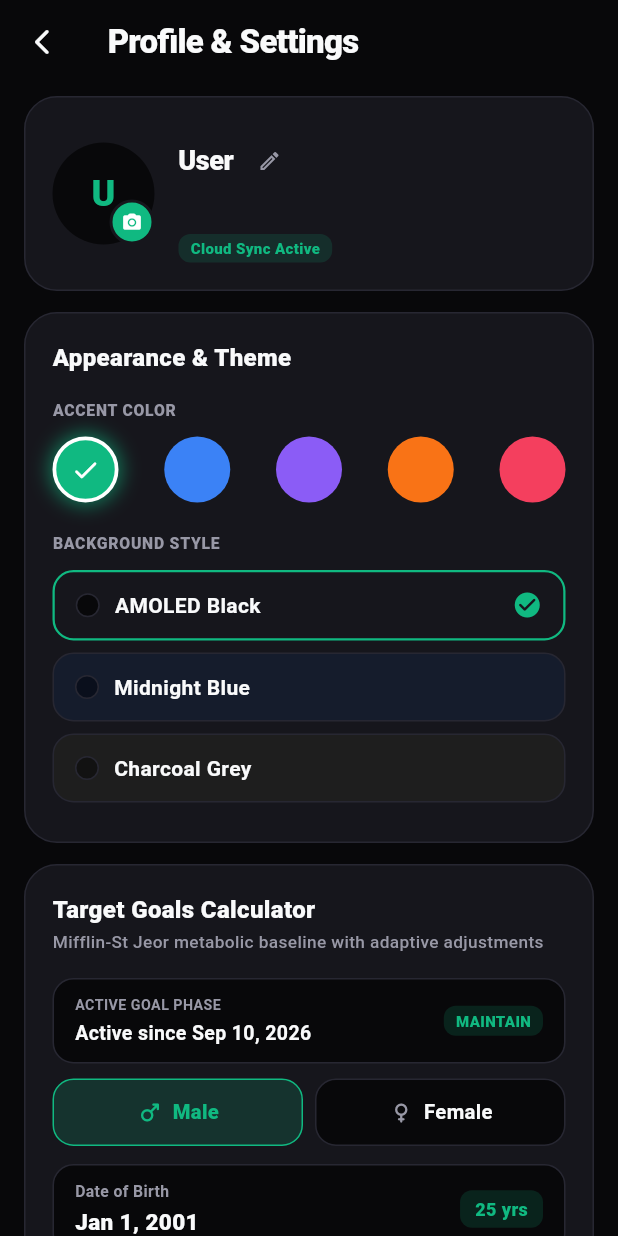
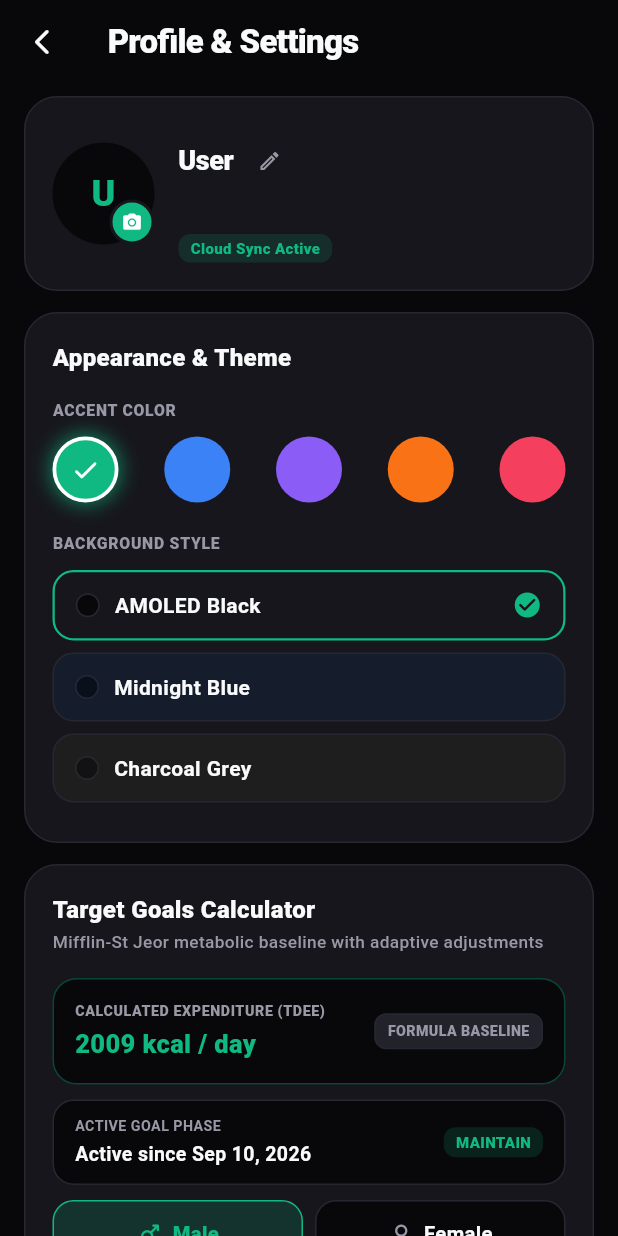
Before and after one commit to Nova-VI/MacrosMobile, a Flutter app: the ProfileSettingsScreen screen opened directly, on a phone screen of 412 x 824 dp. Run offline on Flutter 3.47's test engine with Material 3 defaults, Android fonts, the phone set to English and light mode, and no system bars; our stand-ins replace cloud_firestore, firebase_auth, firebase_core, fl_chart, google_sign_in, image_picker and 1 more; accounts and stored records are empty.

Commit message:
enhance UI/UX especially for offline navigaiton

```diff
--- a/lib/screens/profile_settings_screen.dart
+++ b/lib/screens/profile_settings_screen.dart
@@ -49,11 +49,14 @@ class _ProfileSettingsScreenState extends State<ProfileSettingsScreen> {
   String _calcMethod = 'calculator';
   DateTime _goalPhaseStartDate = DateTime.now();
 
+  // Memory baseline to preserve adaptive corrections when toggling dropdowns
+  String _originalGoal = '0';
+  double _originalActiveCalories = 2000.0;
+
   bool _obscureUsda = true;
   bool _obscureGemini = true;
   bool _includeBranded = false;
   bool _isUploadingPhoto = false;
-  bool _showExtremeWarning = false;
 
   String? _userPhotoUrl;
 
@@ -72,6 +75,37 @@ class _ProfileSettingsScreenState extends State<ProfileSettingsScreen> {
       return logs.last.weightKg;
     }
     return _firestoreService.profileNotifier.value.weight;
+  }
+
+  double get _currentBmr {
+    final age = _calculatedAge;
+    final height = double.tryParse(_heightController.text) ?? 175.0;
+    final weight = _latestWeight;
+    if (_gender == 'male') {
+      return (10 * weight) + (6.25 * height) - (5 * age) + 5;
+    } else {
+      return (10 * weight) + (6.25 * height) - (5 * age) - 161;
+    }
+  }
+
+  double? get _calibratedTdee {
+    return AdaptiveCoachService().liveObserverStateNotifier.value?.tdeeKcal ??
+        _firestoreService.profileNotifier.value.estimatedTdee;
+  }
+
+  bool get _isEngineCalibrated {
+    final tdee = _calibratedTdee;
+    final hasEnoughLogs = _firestoreService.logsNotifier.value.length >= 7 ||
+        _firestoreService.weightLogsNotifier.value.length >= 4;
+    return tdee != null && tdee > 1000 && hasEnoughLogs;
+  }
+
+  double get _effectiveBaseTdee {
+    if (_isEngineCalibrated) {
+      return _calibratedTdee!;
+    }
+    final activity = double.tryParse(_activityLevel) ?? 1.2;
+    return _currentBmr * activity;
   }
 
   @override
@@ -144,6 +178,9 @@ Future<void> _loadInitialData() async {
       _proteinMultiplier = p.proteinMultiplier;
       _goalPhaseStartDate = phaseStart;
 
+      _originalGoal = p.goal;
+      _originalActiveCalories = activeCal;
+
       _targetCalController.text = activeCal.round().toString();
       _targetProController.text = activePro.round().toString();
       _targetCarbController.text = activeCarb.round().toString();
@@ -160,34 +197,33 @@ Future<void> _loadInitialData() async {
     }
   }
 
-  void _performLiveCalculations() {
-    final age = _calculatedAge;
-    final height = double.tryParse(_heightController.text) ?? 175.0;
+  void _performLiveCalculations({bool isMacroOnlyChange = false}) {
     final weight = _latestWeight;
-    final activity = double.tryParse(_activityLevel) ?? 1.2;
+    final proteinFactor = double.tryParse(_proteinMultiplier) ?? 2.0;
+
+    double targetCalsDouble;
+
+    if (isMacroOnlyChange) {
+      // Macro changes preserve the active calorie budget
+      targetCalsDouble = double.tryParse(_targetCalController.text) ?? _originalActiveCalories;
+    } else {
+      if (_weeklyGoal == _originalGoal) {
+        // Switching back to active goal strategy preserves the adaptive check-in target (e.g. -628 kcal)
+        targetCalsDouble = _originalActiveCalories;
+      } else {
+        // Genuine new goal strategy calculates from TDEE + Goal offset
         final goalAdjustment = double.tryParse(_weeklyGoal) ?? 0.0;
-    final proteinFactor = double.tryParse(_proteinMultiplier) ?? 2.0;
-
-    double bmr;
-    if (_gender == 'male') {
-      bmr = (10 * weight) + (6.25 * height) - (5 * age) + 5;
-    } else {
-      bmr = (10 * weight) + (6.25 * height) - (5 * age) - 161;
-    }
-
-    final tdee = bmr * activity;
-    final targetCals = (tdee + goalAdjustment).round();
-
-    final minSafe = _gender == 'female' ? 1200 : 1500;
-    final isExtreme = targetCals < minSafe;
-
+        targetCalsDouble = _effectiveBaseTdee + goalAdjustment;
+      }
+      _targetCalController.text = targetCalsDouble.round().toString();
+    }
+
+    final targetCals = targetCalsDouble.round();
     final protein = (weight * proteinFactor).round();
     final fat = ((targetCals * 0.25) / 9).round();
     final carbs = ((targetCals - (protein * 4) - (fat * 9)) / 4).round().clamp(0, 9999);
 
     setState(() {
-      _showExtremeWarning = isExtreme;
-      _targetCalController.text = targetCals.toString();
       _targetProController.text = protein.toString();
       _targetCarbController.text = carbs.toString();
       _targetFatController.text = fat.toString();
@@ -231,7 +267,7 @@ Future<void> _loadInitialData() async {
       ),
     ).then((_) {
       if (mounted) {
-        _performLiveCalculations();
+        _performLiveCalculations(isMacroOnlyChange: false);
       }
     });
   }
@@ -353,7 +389,8 @@ Future<void> _loadInitialData() async {
     _authService.updateDisplayName(trimmed);
     _showToast('Name updated to "$trimmed"');
   }
-Future<void> _saveProfileAndGoals() async {
+
+  void _saveProfileAndGoals() {
     final todayStr = DateFormat('yyyy-MM-dd').format(DateTime.now());
     final birthDateStr = DateFormat('yyyy-MM-dd').format(_birthDate);
     final currentProfile = _firestoreService.profileNotifier.value;
@@ -371,6 +408,7 @@ Future<void> _saveProfileAndGoals() async {
       targetProteinG: newPro,
       targetCarbsG: newCarb,
       targetFatG: newFat,
+      estimatedExpenditure: _effectiveBaseTdee,
       acceptedByUser: false,
       isManual: true,
       notes: 'Manual profile settings update',
@@ -422,27 +460,29 @@ Future<void> _saveProfileAndGoals() async {
       activity: _activityLevel,
       goal: _weeklyGoal,
       proteinMultiplier: _proteinMultiplier,
-    estimatedTdee: currentProfile.estimatedTdee,
+      estimatedTdee: _effectiveBaseTdee, // Never null
       goalPhases: updatedPhases,
     );
 
-  await _firestoreService.saveProfile(payload);
-
+    // 0ms instant UI reaction
     HapticFeedback.mediumImpact();
     _showToast('Target goals saved successfully!');
-}
-   Future<void> _saveApiSettings() async {
+    _firestoreService.saveProfile(payload);
+  }
+
+  void _saveApiSettings() {
     final usdaKey = _usdaKeyController.text.trim();
     final geminiKey = _geminiKeyController.text.trim();
     final user = FirebaseAuth.instance.currentUser;
 
     if (user != null) {
-      final prefs = await SharedPreferences.getInstance();
-      await prefs.setString('usda_api_key_${user.uid}', usdaKey);
-      await prefs.setString('gemini_api_key_${user.uid}', geminiKey);
-      await prefs.setBool('usda_include_branded_${user.uid}', _includeBranded);
-
-      await FirebaseFirestore.instance.collection('users').doc(user.uid).collection('settings').doc('config').set({
+      SharedPreferences.getInstance().then((prefs) {
+        prefs.setString('usda_api_key_${user.uid}', usdaKey);
+        prefs.setString('gemini_api_key_${user.uid}', geminiKey);
+        prefs.setBool('usda_include_branded_${user.uid}', _includeBranded);
+      });
+
+      FirebaseFirestore.instance.collection('users').doc(user.uid).collection('settings').doc('config').set({
         'usda_api_key': usdaKey,
         'gemini_api_key': geminiKey,
         'usda_include_branded': _includeBranded,
@@ -630,7 +670,7 @@ Future<void> _saveProfileAndGoals() async {
                           Text(entry.key, style: const TextStyle(color: AppColors.textMain, fontWeight: FontWeight.w700, fontSize: 14)),
                         ],
                       ),
-                      if (isSelected) Icon(Icons.check_circle_rounded, color: AppColors.primary, size: 20),
+                      if (isSelected)  Icon(Icons.check_circle_rounded, color: AppColors.primary, size: 20),
                     ],
                   ),
                 ),
@@ -663,7 +703,7 @@ Future<void> _saveProfileAndGoals() async {
                 child: _userPhotoUrl == null || _userPhotoUrl!.isEmpty
                     ? Text(
                         name.isNotEmpty ? name[0].toUpperCase() : 'U',
-                        style: TextStyle(fontSize: 24, fontWeight: FontWeight.w900, color: AppColors.primary),
+                        style:  TextStyle(fontSize: 24, fontWeight: FontWeight.w900, color: AppColors.primary),
                       )
                     : null,
               ),
@@ -736,7 +776,7 @@ Future<void> _saveProfileAndGoals() async {
                     color: AppColors.primary.withValues(alpha: 0.15),
                     borderRadius: BorderRadius.circular(8),
                   ),
-                  child: Text(
+                  child:  Text(
                     'Cloud Sync Active',
                     style: TextStyle(fontSize: 10, fontWeight: FontWeight.w800, color: AppColors.primary),
                   ),
@@ -754,6 +794,8 @@ Future<void> _saveProfileAndGoals() async {
       valueListenable: _firestoreService.weightLogsNotifier,
       builder: (context, _, __) {
         final currentWeight = _latestWeight;
+        final baseTdeeVal = _effectiveBaseTdee;
+        final isCalibrated = _isEngineCalibrated;
 
         return Container(
           padding: const EdgeInsets.all(18),
@@ -776,6 +818,54 @@ Future<void> _saveProfileAndGoals() async {
               ),
               const SizedBox(height: 16),
 
+              // Live TDEE Expenditure Card
+              Container(
+                padding: const EdgeInsets.all(14),
+                decoration: BoxDecoration(
+                  color: AppColors.background,
+                  borderRadius: BorderRadius.circular(16),
+                  border: Border.all(color: AppColors.primary.withValues(alpha: 0.35)),
+                ),
+                child: Row(
+                  mainAxisAlignment: MainAxisAlignment.spaceBetween,
+                  children: [
+                    Column(
+                      crossAxisAlignment: CrossAxisAlignment.start,
+                      children: [
+                        const Text(
+                          'CALCULATED EXPENDITURE (TDEE)',
+                          style: TextStyle(fontSize: 9.5, color: AppColors.textMuted, fontWeight: FontWeight.w800, letterSpacing: 0.4),
+                        ),
+                        const SizedBox(height: 3),
+                        Text(
+                          '${baseTdeeVal.round()} kcal / day',
+                          style:  TextStyle(fontSize: 17, fontWeight: FontWeight.w900, color: AppColors.primary),
+                        ),
+                      ],
+                    ),
+                    Container(
+                      padding: const EdgeInsets.symmetric(horizontal: 8, vertical: 4),
+                      decoration: BoxDecoration(
+                        color: isCalibrated ? AppColors.primary.withValues(alpha: 0.15) : AppColors.surfaceHover,
+                        borderRadius: BorderRadius.circular(8),
+                        border: Border.all(
+                          color: isCalibrated ? AppColors.primary.withValues(alpha: 0.4) : AppColors.border,
+                        ),
+                      ),
+                      child: Text(
+                        isCalibrated ? 'CALIBRATED' : 'FORMULA BASELINE',
+                        style: TextStyle(
+                          fontSize: 9.5,
+                          fontWeight: FontWeight.w800,
+                          color: isCalibrated ? AppColors.primary : AppColors.textMuted,
+                        ),
+                      ),
+                    ),
+                  ],
+                ),
+              ),
+              const SizedBox(height: 10),
+
               // Active Goal Phase Info Pill
               Container(
                 padding: const EdgeInsets.symmetric(horizontal: 14, vertical: 10),
@@ -803,7 +893,7 @@ Future<void> _saveProfileAndGoals() async {
                       ),
                       child: Text(
                         _weeklyGoal == '0' ? 'MAINTAIN' : (double.tryParse(_weeklyGoal)! > 0 ? 'BULK' : 'CUT'),
-                        style: TextStyle(fontSize: 10, fontWeight: FontWeight.w800, color: AppColors.primary),
+                        style:  TextStyle(fontSize: 10, fontWeight: FontWeight.w800, color: AppColors.primary),
                       ),
                     ),
                   ],
@@ -811,7 +901,6 @@ Future<void> _saveProfileAndGoals() async {
               ),
               const SizedBox(height: 10),
 
-              // On-Demand Review Card if an adjustment is pending or dismissed
               ValueListenableBuilder<WeeklyCheckInProposal?>(
                 valueListenable: AdaptiveCoachService().dismissedProposalNotifier,
                 builder: (context, proposal, _) {
@@ -837,8 +926,8 @@ Future<void> _saveProfileAndGoals() async {
                            Row(
                             children: [
                               Icon(Icons.auto_awesome_rounded, size: 16, color: AppColors.primary),
-                              const SizedBox(width: 8),
-                              const Text(
+                              SizedBox(width: 8),
+                              Text(
                                 'Review Adaptive Adjustment',
                                 style: TextStyle(fontSize: 13, fontWeight: FontWeight.w700, color: AppColors.textMain),
                               ),
@@ -848,7 +937,7 @@ Future<void> _saveProfileAndGoals() async {
                             children: [
                               Text(
                                 '${proposal.proposedCalories} kcal',
-                                style: TextStyle(fontSize: 12, fontWeight: FontWeight.w800, color: AppColors.primary),
+                                style:  TextStyle(fontSize: 12, fontWeight: FontWeight.w800, color: AppColors.primary),
                               ),
                               const SizedBox(width: 4),
                                Icon(Icons.chevron_right_rounded, size: 18, color: AppColors.primary),
@@ -889,6 +978,7 @@ Future<void> _saveProfileAndGoals() async {
                 ],
               ),
               const SizedBox(height: 12),
+
               _buildSelectorTile(
                 label: 'Activity Level',
                 value: _activityLevel,
@@ -902,11 +992,12 @@ Future<void> _saveProfileAndGoals() async {
                 onChanged: (val) {
                   if (val != null) {
                     setState(() => _activityLevel = val);
-                    _performLiveCalculations();
+                    _performLiveCalculations(isMacroOnlyChange: false);
                   }
                 },
               ),
               const SizedBox(height: 10),
+
               _buildSelectorTile(
                 label: 'Goal Strategy Preset',
                 value: _weeklyGoal,
@@ -920,11 +1011,12 @@ Future<void> _saveProfileAndGoals() async {
                 onChanged: (val) {
                   if (val != null) {
                     setState(() => _weeklyGoal = val);
-                    _performLiveCalculations();
+                    _performLiveCalculations(isMacroOnlyChange: false);
                   }
                 },
               ),
               const SizedBox(height: 10),
+
               _buildSelectorTile(
                 label: 'Protein Target Preference',
                 value: _proteinMultiplier,
@@ -944,7 +1036,8 @@ Future<void> _saveProfileAndGoals() async {
                 onChanged: (val) {
                   if (val != null) {
                     setState(() => _proteinMultiplier = val);
-                    _performLiveCalculations();
+                    // Protein modification locks the active calorie budget
+                    _performLiveCalculations(isMacroOnlyChange: true);
                   }
                 },
               ),
@@ -964,7 +1057,7 @@ Future<void> _saveProfileAndGoals() async {
                      Row(
                       mainAxisAlignment: MainAxisAlignment.spaceBetween,
                       children: [
-                        const Text(
+                        Text(
                           'DAILY TARGETS',
                           style: TextStyle(fontSize: 10.5, fontWeight: FontWeight.w800, color: AppColors.textMuted, letterSpacing: 0.5),
                         ),
@@ -999,7 +1092,7 @@ Future<void> _saveProfileAndGoals() async {
                                   onChanged: _onManualCalorieChanged,
                                   keyboardType: TextInputType.number,
                                   textAlign: TextAlign.right,
-                                  style: TextStyle(
+                                  style:  TextStyle(
                                     fontSize: 18,
                                     fontWeight: FontWeight.w900,
                                     color: AppColors.primary,
@@ -1031,29 +1124,6 @@ Future<void> _saveProfileAndGoals() async {
                         _buildTargetMacroCapsule('Fat', _targetFatController, AppColors.fat),
                       ],
                     ),
-                    if (_showExtremeWarning) ...[
-                      const SizedBox(height: 10),
-                      Container(
-                        padding: const EdgeInsets.symmetric(horizontal: 10, vertical: 8),
-                        decoration: BoxDecoration(
-                          color: AppColors.warning.withValues(alpha: 0.12),
-                          borderRadius: BorderRadius.circular(12),
-                          border: Border.all(color: AppColors.warning.withValues(alpha: 0.4)),
-                        ),
-                        child: const Row(
-                          children: [
-                            Icon(Icons.warning_amber_rounded, size: 16, color: AppColors.warning),
-                            SizedBox(width: 8),
-                            Expanded(
-                              child: Text(
-                                'Warning: Target is below recommended minimum energy safety guidelines.',
-                                style: TextStyle(color: AppColors.warning, fontSize: 11, fontWeight: FontWeight.w600),
-                              ),
-                            ),
-                          ],
-                        ),
-                      ),
-                    ],
                   ],
                 ),
               ),
@@ -1083,7 +1153,7 @@ Future<void> _saveProfileAndGoals() async {
           setState(() {
             _birthDate = picked;
           });
-          _performLiveCalculations();
+          _performLiveCalculations(isMacroOnlyChange: false);
         }
       },
       borderRadius: BorderRadius.circular(14),
@@ -1119,7 +1189,7 @@ Future<void> _saveProfileAndGoals() async {
               ),
               child: Text(
                 '$_calculatedAge yrs',
-                style: TextStyle(fontSize: 12, fontWeight: FontWeight.w800, color: AppColors.primary),
+                style:  TextStyle(fontSize: 12, fontWeight: FontWeight.w800, color: AppColors.primary),
               ),
             ),
           ],
@@ -1148,7 +1218,7 @@ Future<void> _saveProfileAndGoals() async {
              Row(
               mainAxisAlignment: MainAxisAlignment.spaceBetween,
               children: [
-                const Text('Weight (Latest)', style: TextStyle(fontSize: 10.5, color: AppColors.textMuted, fontWeight: FontWeight.w600)),
+                Text('Weight (Latest)', style: TextStyle(fontSize: 10.5, color: AppColors.textMuted, fontWeight: FontWeight.w600)),
                 Icon(Icons.open_in_new_rounded, size: 13, color: AppColors.primary),
               ],
             ),
@@ -1178,7 +1248,7 @@ Future<void> _saveProfileAndGoals() async {
       onTap: () {
         HapticFeedback.selectionClick();
         setState(() => _gender = value);
-        _performLiveCalculations();
+        _performLiveCalculations(isMacroOnlyChange: false);
       },
       borderRadius: BorderRadius.circular(14),
       child: AnimatedContainer(
@@ -1230,7 +1300,7 @@ Future<void> _saveProfileAndGoals() async {
                 child: TextField(
                   controller: controller,
                   onTap: () => _selectAll(controller),
-                  onChanged: (_) => _performLiveCalculations(),
+                  onChanged: (_) => _performLiveCalculations(isMacroOnlyChange: false),
                   keyboardType: const TextInputType.numberWithOptions(decimal: true),
                   style: const TextStyle(fontSize: 17, fontWeight: FontWeight.w800, color: AppColors.textMain),
                   decoration: const InputDecoration(
@@ -1379,10 +1449,10 @@ Future<void> _saveProfileAndGoals() async {
                     borderRadius: BorderRadius.circular(8),
                     border: Border.all(color: AppColors.primary.withValues(alpha: 0.3)),
                   ),
-                  child: Row(
+                  child:  Row(
                     children: [
                       Icon(Icons.help_outline_rounded, size: 14, color: AppColors.primary),
-                      const SizedBox(width: 4),
+                      SizedBox(width: 4),
                       Text(
                         'Setup Guide',
                         style: TextStyle(fontSize: 11.5, fontWeight: FontWeight.w700, color: AppColors.primary),
@@ -1406,7 +1476,7 @@ Future<void> _saveProfileAndGoals() async {
                 mainAxisSize: MainAxisSize.min,
                 children: [
                   IconButton(
-                    icon: const Icon(Icons.help_outline_rounded, color: AppColors.textMuted, size: 18),
+                    icon:  Icon(Icons.help_outline_rounded, color: AppColors.textMuted, size: 18),
                     onPressed: () => ApiKeyGuideSheet.show(context, initialService: ApiKeyType.usda),
                     tooltip: 'How to get USDA key?',
                   ),
@@ -1481,7 +1551,7 @@ Future<void> _saveProfileAndGoals() async {
       context: context,
       builder: (ctx) => AlertDialog(
         backgroundColor: AppColors.surface,
-        shape: RoundedRectangleBorder(borderRadius: BorderRadius.circular(20), side: BorderSide(color: AppColors.border)),
+        shape: RoundedRectangleBorder(borderRadius: BorderRadius.circular(20), side: const BorderSide(color: AppColors.border)),
         title: const Text('Sign Out', style: TextStyle(color: AppColors.textMain, fontWeight: FontWeight.w800)),
         content: const Text('Are you sure you want to sign out of your account?', style: TextStyle(color: AppColors.textMuted)),
         actionsPadding: const EdgeInsets.fromLTRB(16, 0, 16, 16),
@@ -1491,7 +1561,7 @@ Future<void> _saveProfileAndGoals() async {
               Expanded(
                 child: OutlinedButton(
                   style: OutlinedButton.styleFrom(
-                    side: BorderSide(color: AppColors.border),
+                    side: const BorderSide(color: AppColors.border),
                     foregroundColor: AppColors.textMain,
                     padding: const EdgeInsets.symmetric(vertical: 12),
                     shape: RoundedRectangleBorder(borderRadius: BorderRadius.circular(12)),
```
Also changed, not shown: lib/screens/dashboard_screen.dart (+4 -24 lines), lib/screens/log_food_screen.dart (+30 -36 lines), lib/screens/onboarding_screen.dart (+17 -2 lines), lib/screens/weight_tracker_screen.dart (+38 -35 lines), lib/services/adaptive_coach_service.dart (+9 -2 lines), lib/services/firestore_service.dart (+107 -22 lines), lib/widgets/edit_food_sheet.dart (+12 -29 lines). Lines whose indentation alone changed are shown as unchanged.
